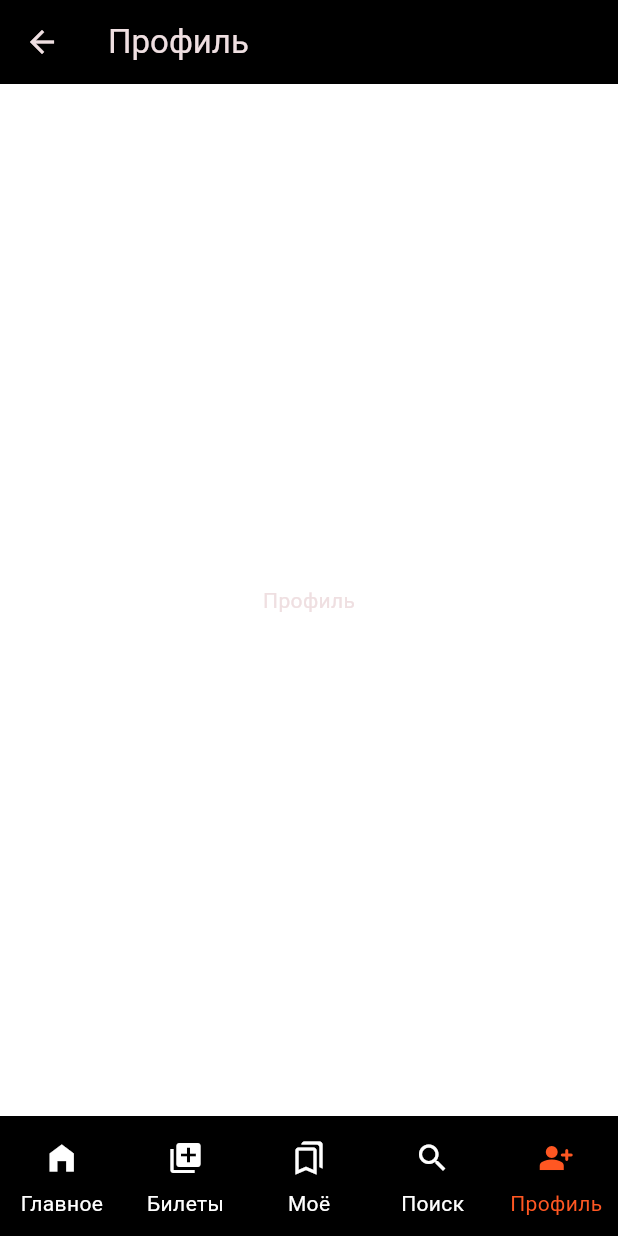
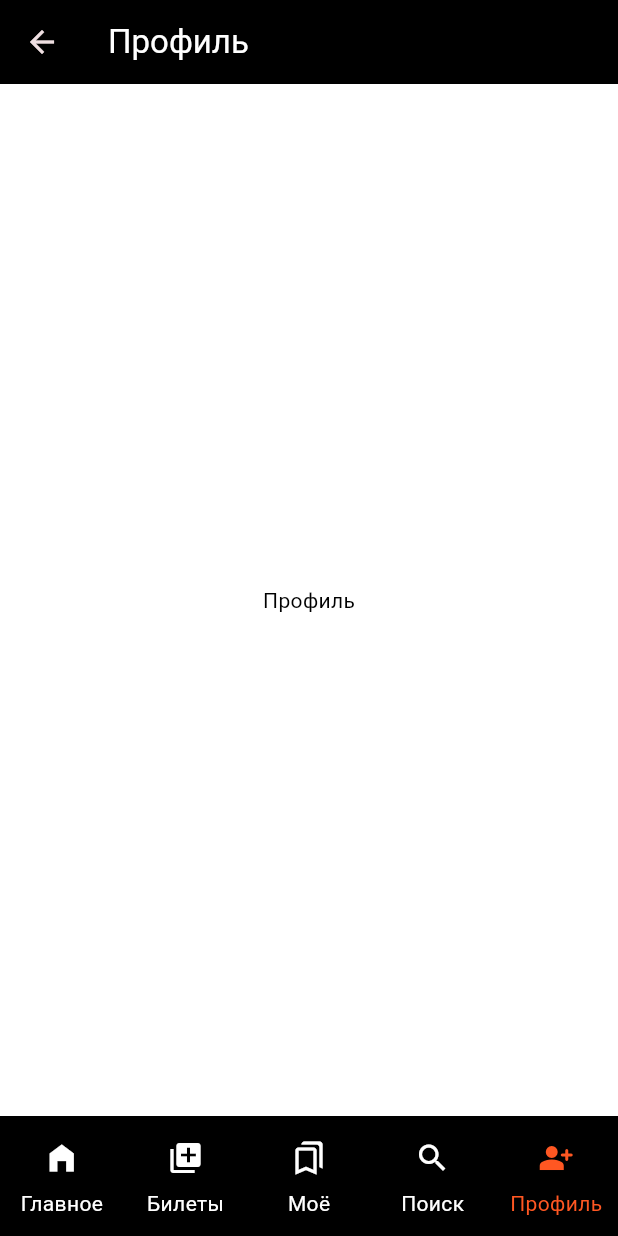
Before and after one commit to GhOsTiK56/Flutter-Kinopoisk-Clone, a Flutter app: the MainScreenWidget screen opened by its route, item 5 of the bottom bar chosen, on a phone screen of 412 x 824 dp. Run offline on Flutter 3.47's test engine with Material 3 defaults, Android fonts, the phone set to English and light mode, and no system bars.

Commit message:
рефакторинг 1

```diff
--- a/lib/Theme/app_text_style.dart
+++ b/lib/Theme/app_text_style.dart
@@ -6,7 +6,6 @@ abstract class AppTextStyle {
   static const TextStyle textStyleWhite = TextStyle(fontSize: 15, color: AppColors.mainColorWhite);
   static const TextStyle textStyleBlack = TextStyle(fontSize: 15, color: AppColors.mainColorBlack);
   static const TextStyle textFieldTextStyle = TextStyle(color: Colors.white, fontSize: 18);
-
   static InputDecoration textFieldDecoration = InputDecoration(
       border: OutlineInputBorder(borderRadius: BorderRadius.circular(20)),
       enabledBorder: OutlineInputBorder(
--- a/lib/widgets/main_screen/main_screen_widget.dart
+++ b/lib/widgets/main_screen/main_screen_widget.dart
@@ -13,6 +13,39 @@ class _MainScreenWidgetState extends State<MainScreenWidget> {
   int currentPageIndex = 0;
   int currentSabTabIndex = 0;
 
+  final List<NavigationDestinatioinData> navData = [
+    NavigationDestinatioinData(
+      icon: Icons.home_filled,
+      labelText: 'Главное',
+      selectedIcon: Icons.home_filled,
+      color: AppColors.mainColorDeepOrange,
+    ),
+    NavigationDestinatioinData(
+      icon: Icons.add_to_photos,
+      labelText: 'Билеты',
+      selectedIcon: Icons.add_to_photos,
+      color: AppColors.mainColorDeepOrange,
+    ),
+    NavigationDestinatioinData(
+      icon: Icons.bookmarks_outlined,
+      labelText: 'Моё',
+      selectedIcon: Icons.bookmarks_outlined,
+      color: AppColors.mainColorDeepOrange,
+    ),
+    NavigationDestinatioinData(
+      icon: Icons.search,
+      labelText: 'Поиск',
+      selectedIcon: Icons.search,
+      color: AppColors.mainColorDeepOrange,
+    ),
+    NavigationDestinatioinData(
+      icon: Icons.person_add_alt_rounded,
+      labelText: 'Профиль',
+      selectedIcon: Icons.person_add_alt_rounded,
+      color: AppColors.mainColorDeepOrange,
+    ),
+  ];
+
   static const List<String> _subTabs = [
     'Моё кино',
     'Детям',
@@ -21,6 +54,7 @@ class _MainScreenWidgetState extends State<MainScreenWidget> {
     'Подписки',
     'Загрузить',
   ];
+
   static const List<Widget> _mainSubTabWidgets = <Widget>[
     Center(child: Text('Моё кино', style: AppTextStyle.textStyleBlack)),
     Center(child: Text('Детям', style: AppTextStyle.textStyleBlack)),
@@ -78,13 +112,33 @@ class _MainScreenWidgetState extends State<MainScreenWidget> {
           ),
         );
       case 1: // Билеты
-       return AppBar(title: const Text('Билеты'));
+        return AppBar(
+          title: const Text(
+            'Билеты',
+            style: TextStyle(color: AppColors.mainColorWhite),
+          ),
+        );
       case 2: // Моё
-        return AppBar(title: const Text('Моё'));
+        return AppBar(
+          title: const Text(
+            'Моё',
+            style: TextStyle(color: AppColors.mainColorWhite),
+          ),
+        );
       case 3: // Поиск
-        return AppBar(title: const Text('Поиск'));
+        return AppBar(
+          title: const Text(
+            'Поиск',
+            style: TextStyle(color: AppColors.mainColorWhite),
+          ),
+        );
       case 4: // Профиль
-        return AppBar(title: const Text('Профиль'));
+        return AppBar(
+          title: const Text(
+            'Профиль',
+            style: TextStyle(color: AppColors.mainColorWhite),
+          ),
+        );
       default:
         return AppBar(
           title: const Text(
@@ -101,15 +155,37 @@ class _MainScreenWidgetState extends State<MainScreenWidget> {
     }
     switch (currentPageIndex) {
       case 1:
-        return const Center(child: Text('Билеты'));
+        return const Center(
+          child: Text(
+            'Билеты',
+            style: TextStyle(color: AppColors.mainColorBlack),
+          ),
+        );
       case 2:
-        return const Center(child: Text('Моё'));
+        return const Center(
+          child: Text('Моё', style: TextStyle(color: AppColors.mainColorBlack)),
+        );
       case 3:
-        return const Center(child: Text('Поиск'));
+        return const Center(
+          child: Text(
+            'Поиск',
+            style: TextStyle(color: AppColors.mainColorBlack),
+          ),
+        );
       case 4:
-        return const Center(child: Text('Профиль'));
+        return const Center(
+          child: Text(
+            'Профиль',
+            style: TextStyle(color: AppColors.mainColorBlack),
+          ),
+        );
       default:
-        return const Center(child: Text('Главное'));
+        return const Center(
+          child: Text(
+            'Главное',
+            style: TextStyle(color: AppColors.mainColorBlack),
+          ),
+        );
     }
   }
 
@@ -129,51 +205,35 @@ class _MainScreenWidgetState extends State<MainScreenWidget> {
           },
           indicatorColor: AppColors.mainColorBlack,
           selectedIndex: currentPageIndex,
-          destinations: const <Widget>[
-            NavigationDestination(
-              icon: Icon(Icons.home_filled),
-              label: 'Главное',
-              selectedIcon: Icon(
-                Icons.home_filled,
-                color: AppColors.mainColorDeepOrange,
-              ),
-            ),
-            NavigationDestination(
-              selectedIcon: Icon(
-                Icons.add_to_photos,
-                color: AppColors.mainColorDeepOrange,
-              ),
-              icon: Icon(Icons.add_to_photos),
-              label: 'Билеты',
-            ),
-            NavigationDestination(
-              selectedIcon: Icon(
-                Icons.bookmarks_outlined,
-                color: AppColors.mainColorDeepOrange,
-              ),
-              icon: Icon(Icons.bookmarks_outlined),
-              label: 'Моё',
-            ),
-            NavigationDestination(
-              selectedIcon: Icon(
-                Icons.search,
-                color: AppColors.mainColorDeepOrange,
-              ),
-              icon: Icon(Icons.search),
-              label: 'Поиск',
-            ),
-            NavigationDestination(
-              selectedIcon: Icon(
-                Icons.person_add_alt_rounded,
-                color: AppColors.mainColorDeepOrange,
-              ),
-              icon: Icon(Icons.person_add_alt_rounded),
-              label: 'Профиль',
-            ),
-          ],
+          destinations: navData
+              .map(
+                (data) => NavigationDestination(
+                  icon: Icon(data._icon),
+                  label: data._labelText,
+                  selectedIcon: Icon(data._selectedIcon, color: data._color),
+                ),
+              )
+              .toList(),
         ),
         body: _buildBody(),
       ),
     );
   }
 }
+
+class NavigationDestinatioinData {
+  final String _labelText;
+  final IconData _selectedIcon;
+  final IconData _icon;
+  final Color _color;
+
+  NavigationDestinatioinData({
+    required String labelText,
+    required IconData selectedIcon,
+    required IconData icon,
+    required Color color,
+  }) : _labelText = labelText,
+       _selectedIcon = selectedIcon,
+       _icon = icon,
+       _color = color;
+}
```
